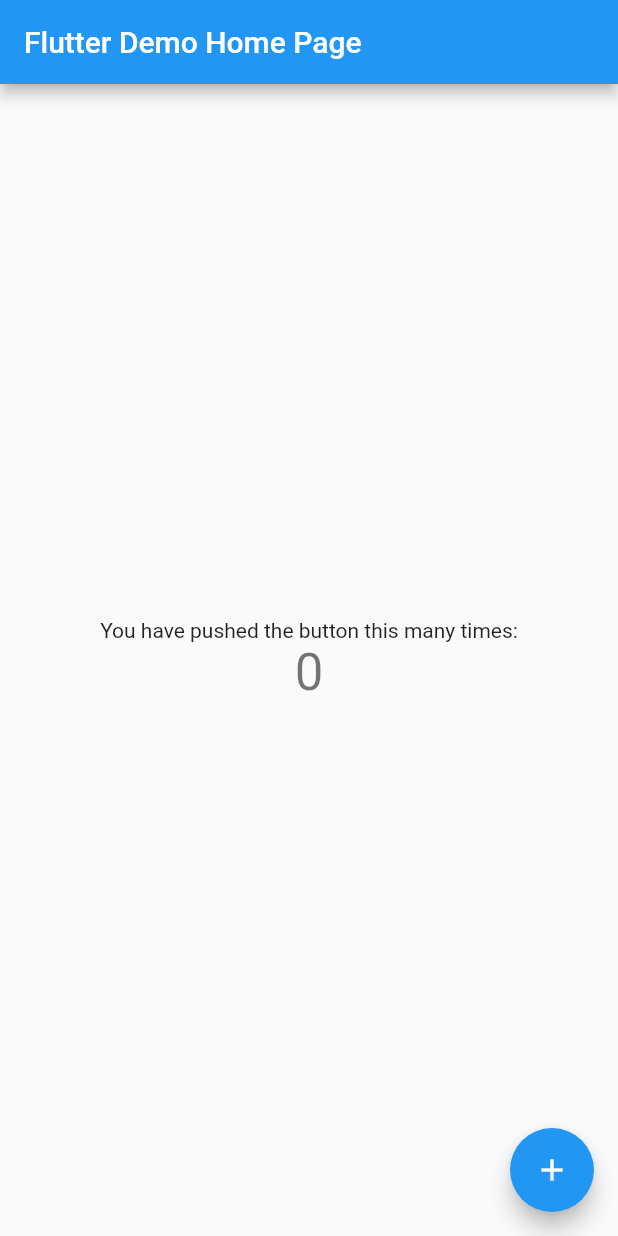
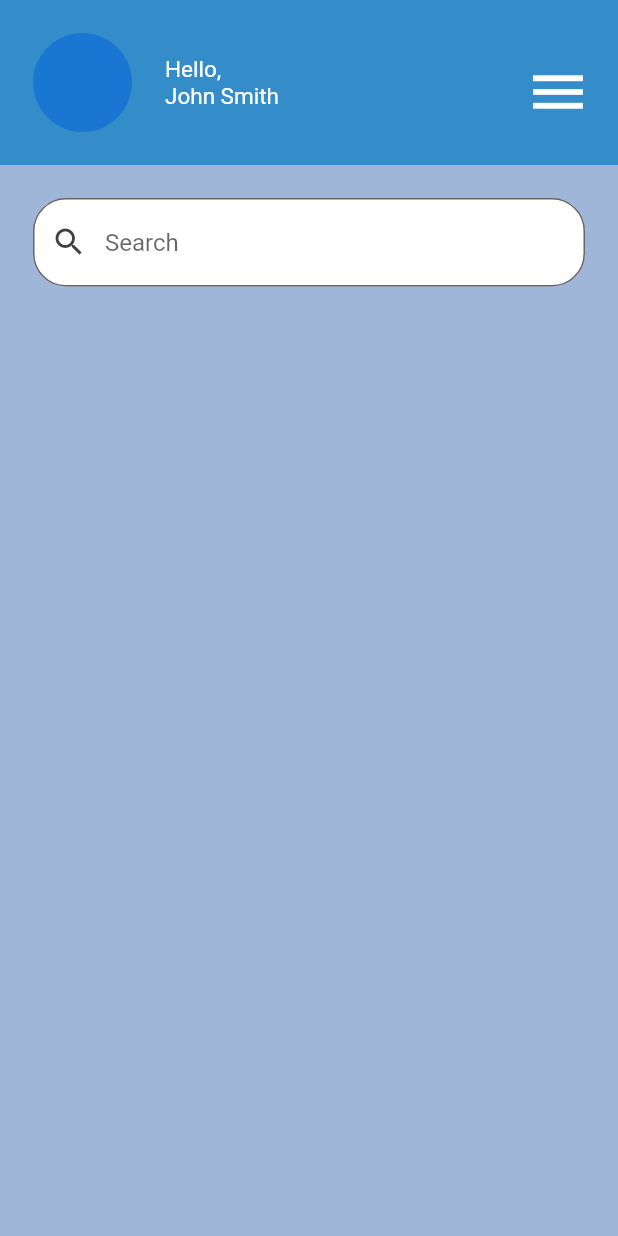
Before and after one commit to marvinlartey/doctor-app, a Flutter app: the screen it shows after launch, on a phone screen of 412 x 824 dp. Run offline on Flutter 3.47's test engine with Material 2 defaults, Android fonts, the phone set to English and light mode, and no system bars.

Commit message:
added layout for Appbar and search bar

```diff
--- a/lib/main.dart
+++ b/lib/main.dart
@@ -1,4 +1,6 @@
 import 'package:flutter/material.dart';
+
+import 'pages/homepage.dart';
 
 void main() {
   runApp(const MyApp());
@@ -11,6 +13,7 @@ class MyApp extends StatelessWidget {
   @override
   Widget build(BuildContext context) {
     return MaterialApp(
+        debugShowCheckedModeBanner: false,
         title: 'Flutter Demo',
         theme: ThemeData(
           // This is the theme of your application.
@@ -24,92 +27,6 @@ class MyApp extends StatelessWidget {
           // is not restarted.
           primarySwatch: Colors.blue,
         ),
-      home: const MyHomePage(title: 'Flutter Demo Home Page'),
-    );
+        home: const Homepage());
   }
 }
-
-class MyHomePage extends StatefulWidget {
-  const MyHomePage({Key? key, required this.title}) : super(key: key);
-
-  // This widget is the home page of your application. It is stateful, meaning
-  // that it has a State object (defined below) that contains fields that affect
-  // how it looks.
-
-  // This class is the configuration for the state. It holds the values (in this
-  // case the title) provided by the parent (in this case the App widget) and
-  // used by the build method of the State. Fields in a Widget subclass are
-  // always marked "final".
-
-  final String title;
-
-  @override
-  State<MyHomePage> createState() => _MyHomePageState();
-}
-
-class _MyHomePageState extends State<MyHomePage> {
-  int _counter = 0;
-
-  void _incrementCounter() {
-    setState(() {
-      // This call to setState tells the Flutter framework that something has
-      // changed in this State, which causes it to rerun the build method below
-      // so that the display can reflect the updated values. If we changed
-      // _counter without calling setState(), then the build method would not be
-      // called again, and so nothing would appear to happen.
-      _counter++;
-    });
-  }
-
-  @override
-  Widget build(BuildContext context) {
-    // This method is rerun every time setState is called, for instance as done
-    // by the _incrementCounter method above.
-    //
-    // The Flutter framework has been optimized to make rerunning build methods
-    // fast, so that you can just rebuild anything that needs updating rather
-    // than having to individually change instances of widgets.
-    return Scaffold(
-      appBar: AppBar(
-        // Here we take the value from the MyHomePage object that was created by
-        // the App.build method, and use it to set our appbar title.
-        title: Text(widget.title),
-      ),
-      body: Center(
-        // Center is a layout widget. It takes a single child and positions it
-        // in the middle of the parent.
-        child: Column(
-          // Column is also a layout widget. It takes a list of children and
-          // arranges them vertically. By default, it sizes itself to fit its
-          // children horizontally, and tries to be as tall as its parent.
-          //
-          // Invoke "debug painting" (press "p" in the console, choose the
-          // "Toggle Debug Paint" action from the Flutter Inspector in Android
-          // Studio, or the "Toggle Debug Paint" command in Visual Studio Code)
-          // to see the wireframe for each widget.
-          //
-          // Column has various properties to control how it sizes itself and
-          // how it positions its children. Here we use mainAxisAlignment to
-          // center the children vertically; the main axis here is the vertical
-          // axis because Columns are vertical (the cross axis would be
-          // horizontal).
-          mainAxisAlignment: MainAxisAlignment.center,
-          children: <Widget>[
-            const Text(
-              'You have pushed the button this many times:',
-            ),
-            Text(
-              '$_counter',
-              style: Theme.of(context).textTheme.headline4,
-            ),
-          ],
-        ),
-      ),
-      floatingActionButton: FloatingActionButton(
-        onPressed: _incrementCounter,
-        tooltip: 'Increment',
-        child: const Icon(Icons.add),
-      ), // This trailing comma makes auto-formatting nicer for build methods.
-    );
-  }
-}
--- /dev/null
+++ b/lib/pages/homepage.dart
@@ -0,0 +1,72 @@
+import 'package:flutter/material.dart';
+import 'package:flutter/src/foundation/key.dart';
+import 'package:flutter/src/widgets/framework.dart';
+
+class Homepage extends StatelessWidget {
+  const Homepage({Key? key}) : super(key: key);
+
+  @override
+  Widget build(BuildContext context) {
+    return Scaffold(
+      backgroundColor: const Color.fromARGB(255, 159, 182, 216),
+      endDrawer: IconButton(
+        icon: const Icon(
+          Icons.menu,
+          color: Color.fromARGB(255, 0, 0, 0),
+        ),
+        onPressed: () {},
+      ),
+      body: Column(children: [
+        // AppBar
+        Container(
+          color: const Color.fromARGB(255, 52, 141, 201),
+          child: Padding(
+            padding: const EdgeInsets.all(22.0),
+            child: Row(
+              children: [
+                // Profile Picture
+                const CircleAvatar(
+                  radius: 33,
+                ),
+                const SizedBox(
+                  width: 22,
+                ),
+                Column(
+                  crossAxisAlignment: CrossAxisAlignment.start,
+                  children: const [
+                    Text("Hello,",
+                        style: TextStyle(color: Colors.white, fontSize: 15)),
+                    Text("John Smith",
+                        style: TextStyle(color: Colors.white, fontSize: 15))
+                  ],
+                ),
+                const Expanded(child: SizedBox()),
+                IconButton(
+                    onPressed: () {},
+                    icon: const Icon(
+                      Icons.menu,
+                      size: 44,
+                      color: Colors.white,
+                    ))
+              ],
+            ),
+          ),
+        ),
+        // search bar
+        const Padding(
+          padding: EdgeInsets.all(22.0),
+          child: TextField(
+            decoration: InputDecoration(
+                prefixIcon:
+                    Icon(Icons.search, color: Color.fromARGB(255, 66, 63, 63)),
+                hintText: "Search",
+                filled: true,
+                fillColor: Colors.white,
+                border: OutlineInputBorder(
+                    borderRadius: BorderRadius.all(Radius.circular(22)))),
+          ),
+        )
+      ]),
+    );
+  }
+}
```
Lines whose indentation alone changed are shown as unchanged.
